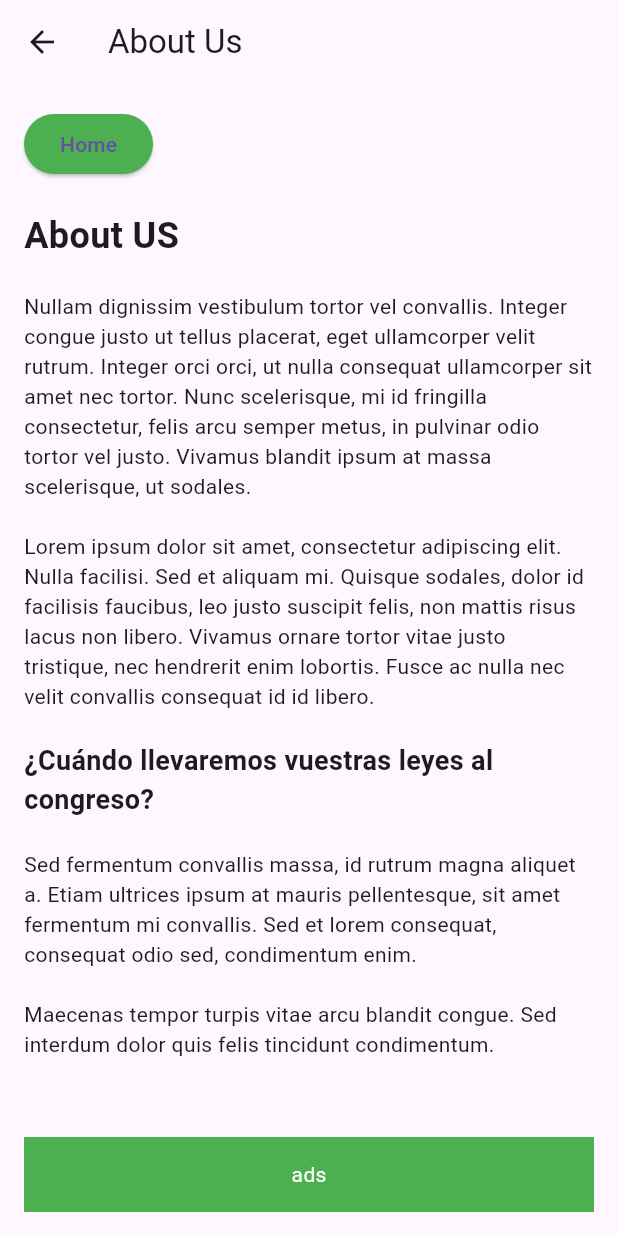
After one commit to llughh/flutter-app, a Flutter app: the AboutUsScreen screen opened directly, on a phone screen of 412 x 824 dp. The commit adds this screen. Run offline on Flutter 3.47's test engine with Material 3 defaults, Android fonts, the phone set to English and light mode, and no system bars; our stand-ins replace charts_flutter, share_plus, shared_preferences; accounts and stored records are empty.

Commit message:
add about us screen

```diff
--- /dev/null
+++ b/lib/about_us.dart
@@ -0,0 +1,72 @@
+import 'package:flutter/material.dart';
+
+class AboutUsScreen extends StatelessWidget {
+  @override
+  Widget build(BuildContext context) {
+    return Scaffold(
+      appBar: AppBar(
+        title: Text('About Us'),
+      ),
+      body: Padding(
+        padding: const EdgeInsets.all(16.0),
+        child: Column(
+          crossAxisAlignment: CrossAxisAlignment.start,
+          children: [
+            ElevatedButton(
+              onPressed: () {
+                Navigator.pop(context);
+              },
+              child: Text('Home'),
+              style: ElevatedButton.styleFrom(
+                backgroundColor: Colors.green,
+              ),
+            ),
+            SizedBox(height: 20),
+            Text(
+              'About US',
+              style: TextStyle(
+                fontSize: 24,
+                fontWeight: FontWeight.bold,
+              ),
+            ),
+            SizedBox(height: 20),
+            Text(
+              'Nullam dignissim vestibulum tortor vel convallis. Integer congue justo ut tellus placerat, eget ullamcorper velit rutrum. Integer orci orci, ut nulla consequat ullamcorper sit amet nec tortor. Nunc scelerisque, mi id fringilla consectetur, felis arcu semper metus, in pulvinar odio tortor vel justo. Vivamus blandit ipsum at massa scelerisque, ut sodales.',
+            ),
+            SizedBox(height: 20),
+            Text(
+              'Lorem ipsum dolor sit amet, consectetur adipiscing elit. Nulla facilisi. Sed et aliquam mi. Quisque sodales, dolor id facilisis faucibus, leo justo suscipit felis, non mattis risus lacus non libero. Vivamus ornare tortor vitae justo tristique, nec hendrerit enim lobortis. Fusce ac nulla nec velit convallis consequat id id libero.',
+            ),
+            SizedBox(height: 20),
+            Text(
+              '¿Cuándo llevaremos vuestras leyes al congreso?',
+              style: TextStyle(
+                fontSize: 18,
+                fontWeight: FontWeight.bold,
+              ),
+            ),
+            SizedBox(height: 20),
+            Text(
+              'Sed fermentum convallis massa, id rutrum magna aliquet a. Etiam ultrices ipsum at mauris pellentesque, sit amet fermentum mi convallis. Sed et lorem consequat, consequat odio sed, condimentum enim.',
+            ),
+            SizedBox(height: 20),
+            Text(
+              'Maecenas tempor turpis vitae arcu blandit congue. Sed interdum dolor quis felis tincidunt condimentum.',
+            ),
+            Spacer(),
+            Container(
+              color: Colors.green,
+              height: 50,
+              child: Center(
+                child: Text(
+                  'ads',
+                  style: TextStyle(color: Colors.white),
+                ),
+              ),
+            ),
+          ],
+        ),
+      ),
+    );
+  }
+}
--- a/lib/home_page.dart
+++ b/lib/home_page.dart
@@ -7,6 +7,7 @@ import 'package:prueba/ley5.dart' as Ley5; // Importa tu Ley3 aquí
 import 'package:prueba/ley6.dart' as Ley6; // Importa tu Ley3 aquí
 import 'package:prueba/ley7.dart' as Ley7; // Importa tu Ley3 aquí
 import 'package:prueba/create_law.dart';
+import 'package:prueba/about_us.dart';
 
 import 'package:prueba/infoLegal.dart' as InformacionLegalPage;
 import 'package:share_plus/share_plus.dart';
@@ -141,9 +142,14 @@ class _HomePageState extends State<HomePage> {
               },
             ),
             ListTile(
-              title: Text('Proponer Ley'),
+              title: Text('About us'),
               onTap: () {
-                // Aquí puedes agregar la lógica para manejar la selección del ítem
+                Navigator.push(
+                  context,
+                  MaterialPageRoute(
+                    builder: (context) => AboutUsScreen(),
+                  ),
+                );
               },
             ),
           ],
```
